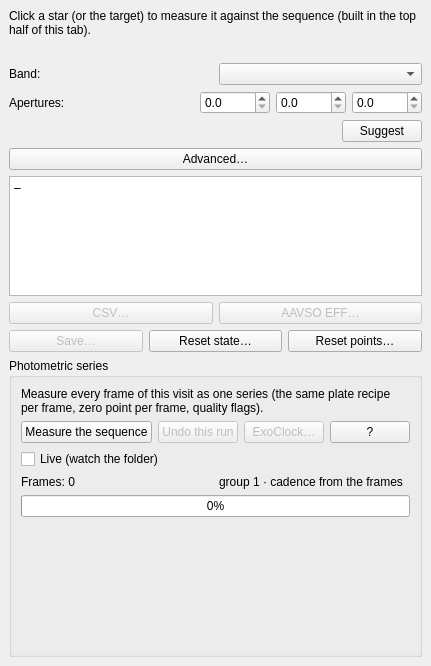
Qt form nightscribe/gui/ui/ufe_measure_tab.ui (irydeo/nightscribe) before a commit.
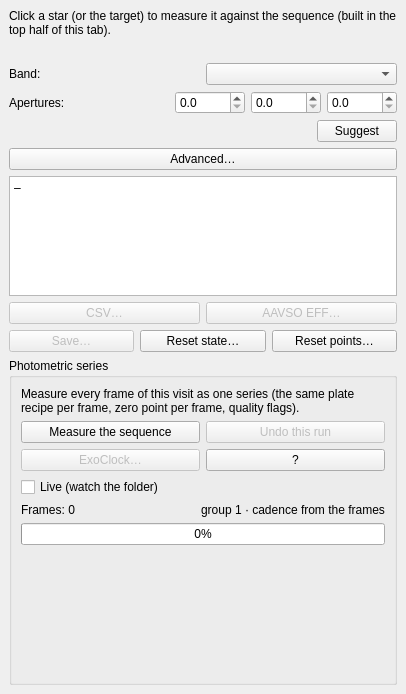
The same form after that commit.

Commit message: fix(ufe): the series actions wrap into two rows on wide fonts

```diff
--- a/nightscribe/gui/ui/ufe_measure_tab.ui
+++ b/nightscribe/gui/ui/ufe_measure_tab.ui
@@ -289,7 +289,9 @@
        </widget>
       </item>
       <item>
-       <layout class="QHBoxLayout" name="row_series_actions">
+        <layout class="QVBoxLayout" name="vbox_series_actions">
+         <item>
+          <layout class="QHBoxLayout" name="row_series_run">
         <item>
          <widget class="QPushButton" name="btn_series">
           <property name="toolTip">
@@ -313,6 +315,10 @@
           </property>
          </widget>
         </item>
+          </layout>
+         </item>
+         <item>
+          <layout class="QHBoxLayout" name="row_series_out">
         <item>
          <widget class="QPushButton" name="btn_series_exoclock">
           <property name="enabled">
@@ -335,6 +341,8 @@
            <string>?</string>
           </property>
          </widget>
+           </item>
+          </layout>
         </item>
        </layout>
       </item>
```
Lines whose indentation alone changed are shown as unchanged. The commit also changes 1 other file.
